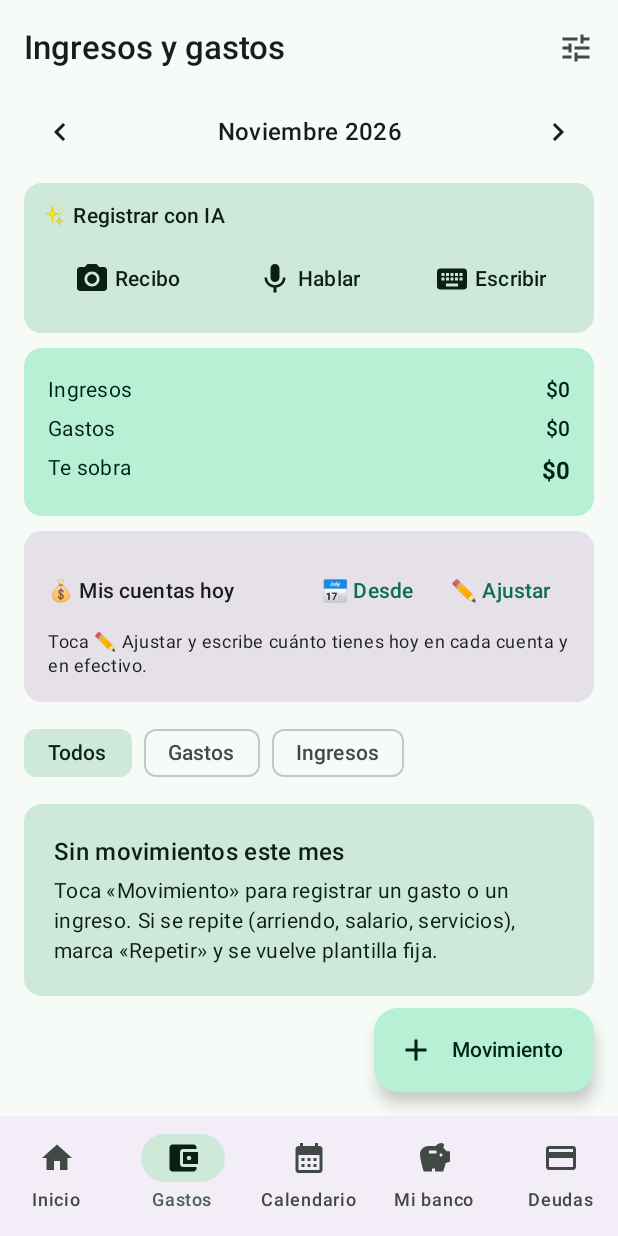
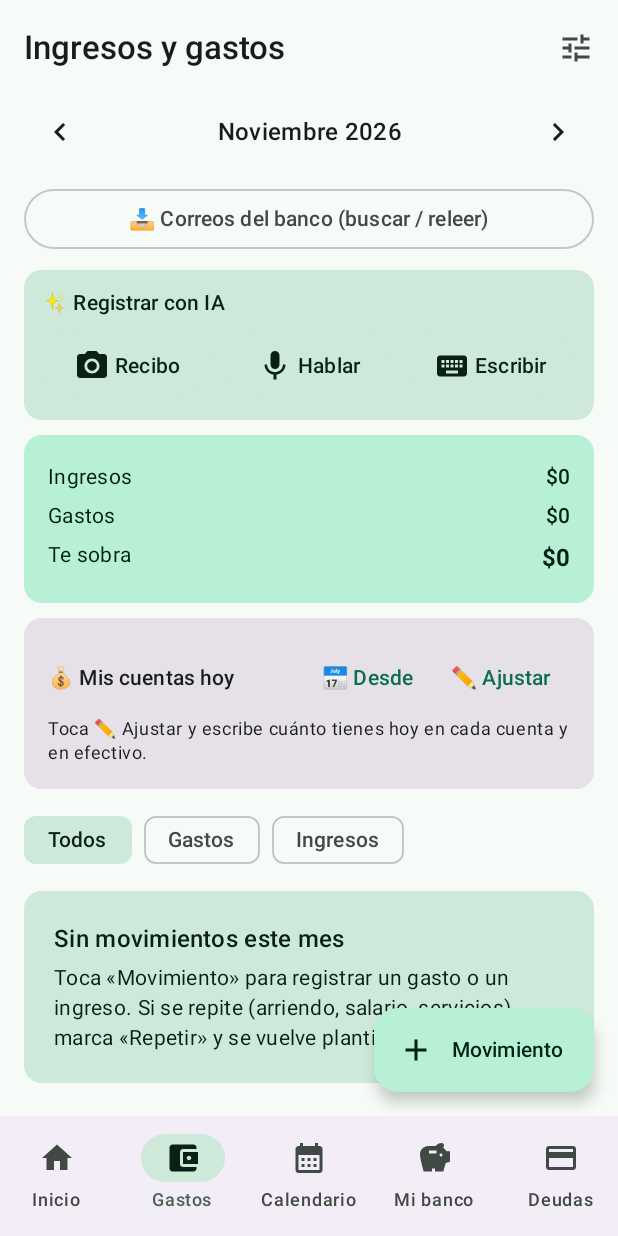
Before and after one commit to Joseluis1316/mi-propio-banco, an Android app built with Jetpack Compose: the movimientos screen opened through its navigation route, on a phone screen of 412 x 824 dp. Run offline under Robolectric (Android 15) with nearby library versions, the phone set to English and light mode, and no system bars; our stand-ins replace Room's generated code; libraries missing offline, so code that uses them is left out: com.google.mlkit.vision.

Commit message:
6.0.12: boton fijo correos

```diff
--- a/app/src/main/java/com/mipropiobanco/ui/screens/MovimientosScreen.kt
+++ b/app/src/main/java/com/mipropiobanco/ui/screens/MovimientosScreen.kt
@@ -256,6 +256,12 @@ fun MovimientosScreen(vm: BancoViewModel, nuevoInicial: String, alConfigurar: ()
                                 modifier = Modifier.padding(14.dp),
                                 fontWeight = FontWeight.SemiBold
                             )
+                        }
+                    }
+                } else {
+                    item {
+                        androidx.compose.material3.OutlinedButton(onClick = alBandeja, modifier = Modifier.fillMaxWidth()) {
+                            Text("📥 Correos del banco (buscar / releer)")
                         }
                     }
                 }
```
